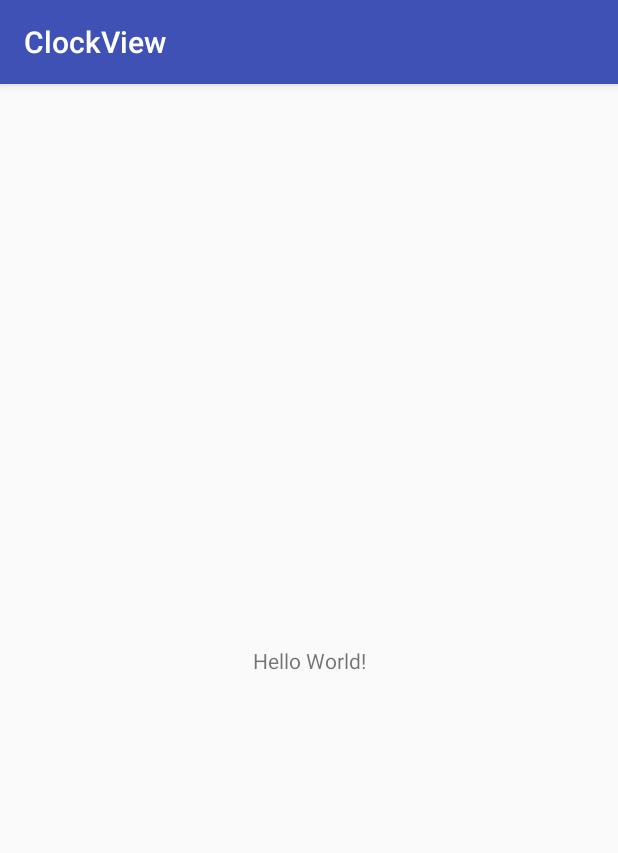
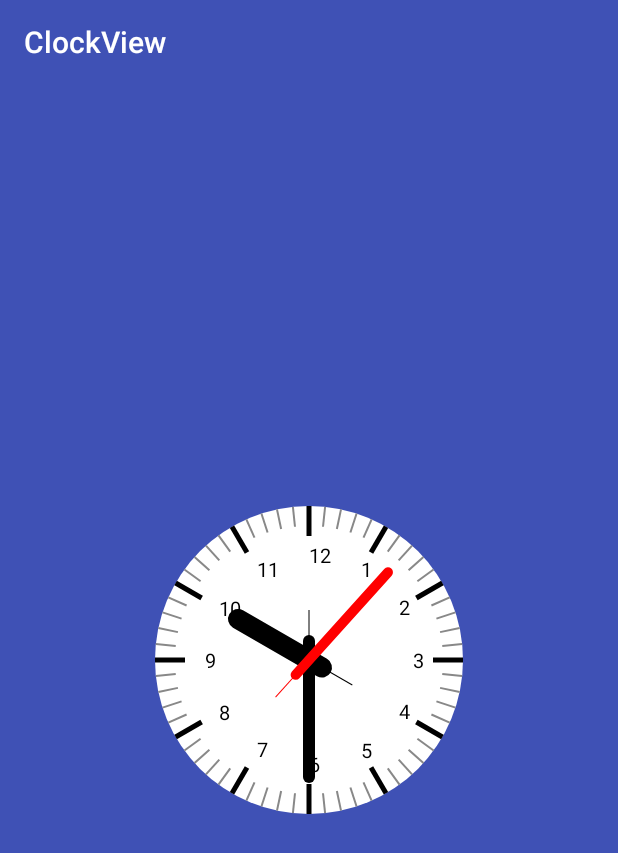
Before and after one commit to w794840800/ClockView, an Android app: the screen it shows after launch (MainActivity), on a phone screen of 412 x 824 dp. Shown: the top 853 px of the screen. Run offline under Robolectric (Android 15) with nearby library versions, the phone set to English and light mode, and no system bars.

Commit message:
complete first

```diff
--- a/app/src/main/AndroidManifest.xml
+++ b/app/src/main/AndroidManifest.xml
@@ -8,6 +8,7 @@
         android:label="@string/app_name"
         android:roundIcon="@mipmap/ic_launcher_round"
         android:supportsRtl="true"
+        android:hardwareAccelerated="false"
         android:theme="@style/AppTheme">
         <activity android:name=".MainActivity">
             <intent-filter>
--- /dev/null
+++ b/app/src/main/java/com/example/wanglei/clockview/view/ClockView.java
@@ -0,0 +1,173 @@
+package com.example.wanglei.clockview.view;
+
+import android.content.Context;
+import android.graphics.Canvas;
+import android.graphics.Color;
+import android.graphics.Paint;
+import android.graphics.Rect;
+import android.graphics.RectF;
+import android.support.annotation.Nullable;
+import android.util.AttributeSet;
+import android.util.Log;
+import android.view.View;
+
+import java.util.Calendar;
+
+/**
+ * Created by wanglei on 17-10-14.
+ */
+
+public class ClockView extends View {
+    int mWidth,mHeight,mRadius;
+    Paint mPaint1;
+    int widthLine,shortLine;
+    int hourWidth,minuteWidth,secondWidth;
+    public ClockView(Context context) {
+        super(context);
+    }
+
+    public ClockView(Context context, @Nullable AttributeSet attrs) {
+        super(context, attrs);
+        mPaint1 = new Paint(Paint.DITHER_FLAG|Paint.ANTI_ALIAS_FLAG);
+
+    }
+
+    public ClockView(Context context, @Nullable AttributeSet attrs, int defStyleAttr) {
+        super(context, attrs, defStyleAttr);
+    }
+
+    @Override
+    protected void onDraw(Canvas canvas) {
+        super.onDraw(canvas);
+        hourWidth = 40;
+        mWidth = getMeasuredWidth();
+        mHeight = getMeasuredHeight();
+        mRadius = mWidth/4;
+        canvas.save();
+        drawCircle(canvas);
+        drawScale(canvas);
+        drawPoints(canvas);
+        canvas.restore();
+        postInvalidateDelayed(1000);
+    }
+
+    private void drawPoints(Canvas canvas) {
+        Calendar calendar = Calendar.getInstance();
+        int hour = calendar.get(Calendar.HOUR_OF_DAY);
+        int minutes = calendar.get(Calendar.MINUTE);
+        int second = calendar.get(Calendar.SECOND);
+        int hourAngle = (hour%12)*360/12;
+        int minutesAngle = (minutes)*360/60;
+        int secondAngle = second*360/60;
+        //时针
+        canvas.save();
+        canvas.translate(mWidth/2,mHeight/2);
+        canvas.rotate(hourAngle);
+        mPaint1.setStrokeWidth(1);
+        mPaint1.setColor(Color.BLACK);
+        //canvas.drawLine(10,10,40,40,mPaint1);
+        //canvas.drawLine(0,0,50,0,mPaint1);
+        canvas.drawLine(0,0,0,50,mPaint1);
+        RectF mRectF = new RectF(-hourWidth/4,-mRadius*3/5,
+                hourWidth/4,mRadius/6);
+        mPaint1.setStyle(Paint.Style.FILL);
+
+        canvas.drawRoundRect(mRectF,10,10,mPaint1);
+        Log.d("wanglei drawPoint","hour = "+hour+" hourAngle= "+hourAngle+"  "
+        +mRectF.left+" "+mRectF.top+" "+mRectF.right+"  "+mRectF.bottom);
+
+        canvas.restore();
+        //分针
+        canvas.save();
+        canvas.translate(mWidth/2,mHeight/2);
+        canvas.rotate(minutesAngle);
+        mPaint1.setStrokeWidth(1);
+        mPaint1.setColor(Color.BLACK);
+        //canvas.drawLine(10,10,40,40,mPaint1);
+        //canvas.drawLine(0,0,50,0,mPaint1);
+        canvas.drawLine(0,0,0,50,mPaint1);
+        RectF mRectF1 = new RectF(-hourWidth/6,-mRadius*4/5,
+                hourWidth/6,mRadius/6);
+        mPaint1.setStyle(Paint.Style.FILL);
+
+        canvas.drawRoundRect(mRectF1,10,10,mPaint1);
+        Log.d("wanglei drawPoint","hour = "+hour+" hourAngle= "+hourAngle+"  "
+                +mRectF.left+" "+mRectF.top+" "+mRectF.right+"  "+mRectF.bottom);
+
+        canvas.restore();
+
+        //秒针
+        canvas.save();
+        canvas.translate(mWidth/2,mHeight/2);
+        canvas.rotate(secondAngle);
+        mPaint1.setStrokeWidth(1);
+        mPaint1.setColor(Color.RED);
+        //canvas.drawLine(10,10,40,40,mPaint1);
+        //canvas.drawLine(0,0,50,0,mPaint1);
+        canvas.drawLine(0,0,0,50,mPaint1);
+        RectF mRectF2 = new RectF(-hourWidth/8,-mRadius*4/5,
+                hourWidth/8,mRadius/6);
+        mPaint1.setStyle(Paint.Style.FILL);
+
+        canvas.drawRoundRect(mRectF2,10,10,mPaint1);
+        Log.d("wanglei drawPoint","hour = "+hour+" hourAngle= "+hourAngle+"  "
+                +mRectF.left+" "+mRectF.top+" "+mRectF.right+"  "+mRectF.bottom);
+
+        canvas.restore();
+
+    }
+
+    private void drawScale(Canvas canvas) {
+        widthLine = 30;
+        shortLine = 20;
+
+        canvas.save();
+        canvas.translate(mWidth/2,mHeight/2);
+        for (int i = 0; i <60 ; i++) {
+            if (i%5==0){
+
+            mPaint1.setColor(Color.BLACK);
+            mPaint1.setStrokeWidth(5);
+            canvas.drawLine(0,-mRadius,0,-mRadius+widthLine,mPaint1);
+            String text = (((i/5))==0?12:(i/5))+"";
+            drawText(canvas,-i*6,text);
+
+
+            }else {
+                mPaint1.setColor(Color.GRAY);
+                mPaint1.setStrokeWidth(2);
+                canvas.drawLine(0,-mRadius,0,-mRadius+shortLine,mPaint1);
+            }
+            canvas.rotate(6);
+        }
+
+        canvas.restore();
+
+
+    }
+
+    private void drawText(Canvas canvas,int degree,String text) {
+    canvas.save();
+    canvas.translate(0,-mRadius+widthLine+20);
+    canvas.rotate(degree);
+        Log.d("wanglei","degress= "+degree);
+    Rect rect = new Rect();
+    mPaint1.setTextSize(20);
+    mPaint1.getTextBounds(text,0,text.length(),rect);
+    int fontWidth = rect.width();
+    int fontHeight = rect.height();
+    canvas.drawText(text,-0,fontHeight/2,mPaint1);
+    canvas.restore();
+
+    }
+
+
+    private void drawCircle(Canvas canvas) {
+        canvas.save();
+    mPaint1.setColor(Color.WHITE);
+    canvas.drawCircle(mWidth/2,mHeight/2,mRadius,mPaint1);
+        canvas.restore();
+    }
+
+
+}
--- a/app/src/main/res/layout/activity_main.xml
+++ b/app/src/main/res/layout/activity_main.xml
@@ -4,12 +4,12 @@
     xmlns:tools="http://schemas.android.com/tools"
     android:layout_width="match_parent"
     android:layout_height="match_parent"
+    android:background="@color/colorPrimary"
     tools:context="com.example.wanglei.clockview.MainActivity">
 
-    <TextView
-        android:layout_width="wrap_content"
-        android:layout_height="wrap_content"
-        android:text="Hello World!"
+    <com.example.wanglei.clockview.view.ClockView
+        android:layout_width="match_parent"
+        android:layout_height="300dp"
         app:layout_constraintBottom_toBottomOf="parent"
         app:layout_constraintLeft_toLeftOf="parent"
         app:layout_constraintRight_toRightOf="parent"
```
